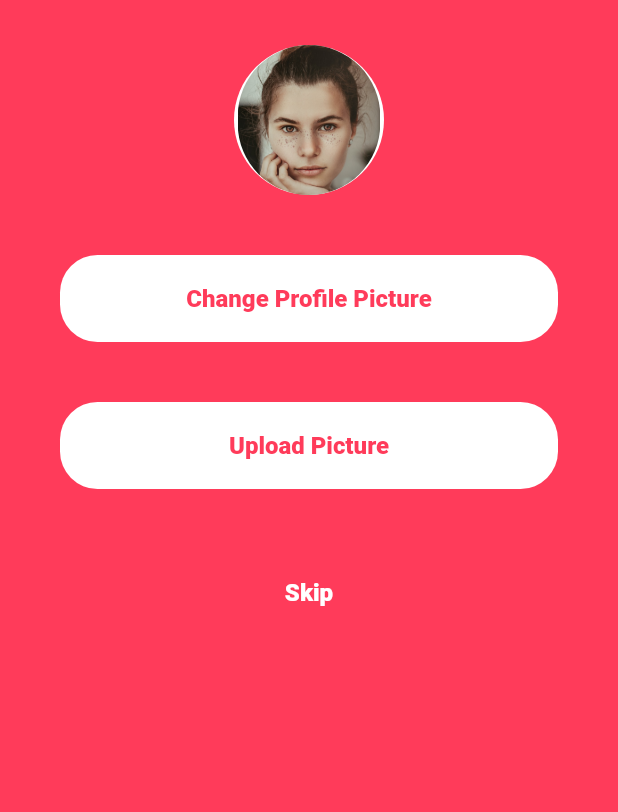
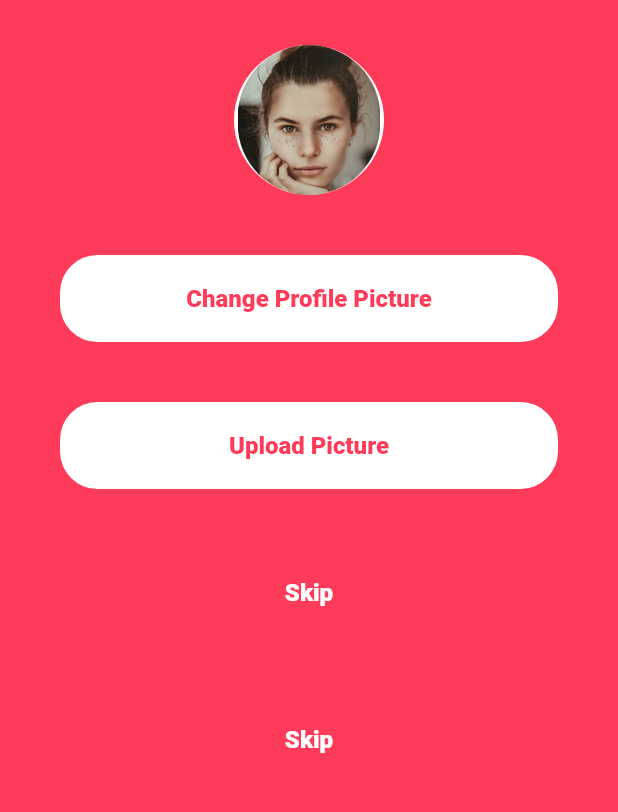
Before and after one commit to mostafamoh176/Rizk, a Flutter app: the screen it shows after launch, on a phone screen of 412 x 824 dp, the part 303-1115 px from its top. Run offline on Flutter 3.47's test engine with Material 2 defaults, Android fonts, the light colour scheme and no system bars; our stand-ins replace bloc, dio, flutter_bloc, pin_code_fields, shared_preferences; Roboto replaces fonts that are missing (Montserrat).

Commit message:
mahmoud pc

```diff
--- a/lib/features/welcome_screen/responsive_platform/mob_view.dart
+++ b/lib/features/welcome_screen/responsive_platform/mob_view.dart
@@ -93,6 +93,19 @@ class WelcomeView extends StatelessWidget {
               C_color: ColorManager.primary,
               T_color: ColorManager.white,
             ),
+          ),
+          Padding(
+            padding: const EdgeInsets.only(
+              top: 20,
+              bottom: 20,
+              right: 40,
+              left: 40,
+            ),
+            child: DefaultInkwellButton(
+              B_name: "Skip",
+              C_color: ColorManager.primary,
+              T_color: ColorManager.white,
+            ),
           )
 
         ],
```
